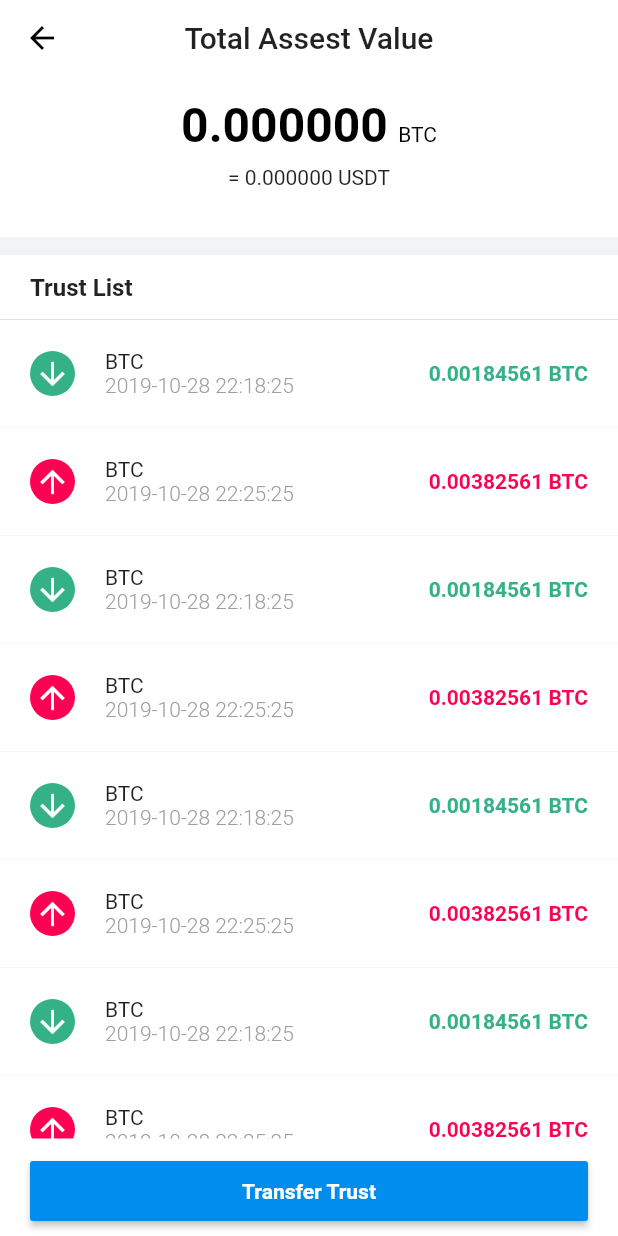
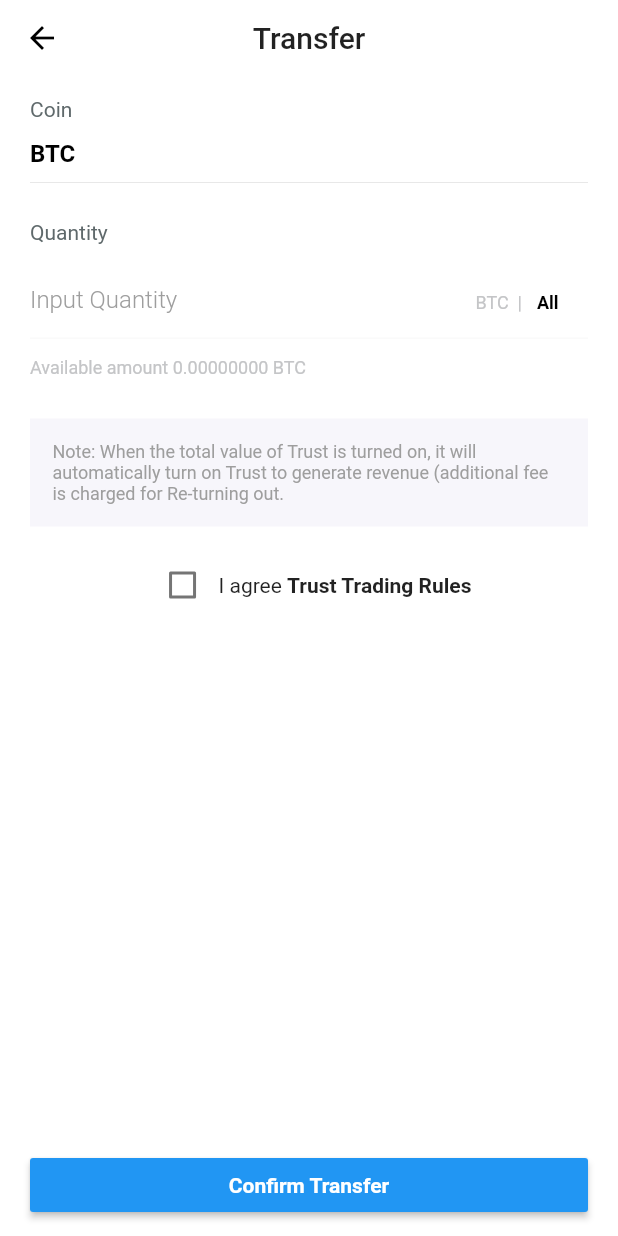
Before and after one commit to YNVoon/aes-exchange, a Flutter app: the TotalTrustAssetPage screen opened directly, after a tap on "Transfer Trust", on a phone screen of 412 x 824 dp. Run offline on Flutter 3.47's test engine with Material 2 defaults, Android fonts, the phone set to English and light mode, and no system bars; drawn by our look-alikes of pull_to_refresh; our stand-ins replace firebase_auth, firebase_database, progress_dialog, random_string; accounts and stored records are empty.

Commit message:
Added transfer trust ui

```diff
--- a/lib/total_trust_assets.dart
+++ b/lib/total_trust_assets_widget.dart
@@ -2,6 +2,8 @@ import 'package:flutter/material.dart';
 import 'package:pull_to_refresh/pull_to_refresh.dart';
 
 import 'model/trust_transaction_list.dart';
+
+import 'transfer_trust_widget.dart';
 
 class TotalTrustAssetPage extends StatefulWidget {
   TotalTrustAssetPage({Key key}) : super(key: key);
@@ -223,7 +225,10 @@ class _TotalTrustAssetPageState extends State<TotalTrustAssetPage> {
         child: RaisedButton(
           color: Color(0xFF018dee),
           onPressed: () {
-
+            Navigator.push(
+              context,
+              MaterialPageRoute(builder: (context) => TransferTrustPage()),
+            );
           },
           child: Text(
             "Transfer Trust",
--- /dev/null
+++ b/lib/transfer_trust_widget.dart
@@ -0,0 +1,198 @@
+import 'package:flutter/material.dart';
+
+class TransferTrustPage extends StatefulWidget {
+  TransferTrustPage({Key key}) : super(key: key);
+
+  @override
+  _TransferTrustPageState createState() => _TransferTrustPageState();
+}
+
+class _TransferTrustPageState extends State<TransferTrustPage> {
+
+  bool accept = false;
+
+  @override
+  Widget build(BuildContext context) {
+    return Container(
+       child: Scaffold(
+         backgroundColor: Colors.white,
+         appBar: PreferredSize(
+           preferredSize: Size.fromHeight(50.0),
+           child: AppBar(
+             centerTitle: true,
+             elevation: 0.0,
+             title: Text(
+               "Transfer",
+               style: Theme.of(context).textTheme.title,
+             ),
+           ),
+         ),
+         body: Container(
+           padding: EdgeInsets.only(left: 20.0, right: 20.0, top: 15.0),
+           child: Column(
+              children: <Widget>[
+                Container(
+                  margin: EdgeInsets.only(bottom: 12.0),
+                  width: MediaQuery.of(context).size.width,
+                  child: Text(
+                    'Coin',
+                    style: TextStyle(color: Color(0xFF5f696b), fontSize: 14.0),
+                    textAlign: TextAlign.start,
+                  ),
+                ),
+                Container(
+                  width: MediaQuery.of(context).size.width,
+                  margin: EdgeInsets.only(bottom: 10.0),
+                  child: Text(
+                    'BTC',
+                    style: TextStyle(color: Colors.black, fontSize: 16.0, fontWeight: FontWeight.bold),
+                    textAlign: TextAlign.start,
+                  ),
+                ),
+                Divider(
+                  thickness: 0.5,
+                  height: 0.0,
+                ),
+                Container(
+                  margin: EdgeInsets.only(top: 25.0, bottom: 15.0),
+                  width: MediaQuery.of(context).size.width,
+                  child: Text(
+                    'Quantity',
+                    style: TextStyle(color: Color(0xFF5f696b), fontSize: 14.0),
+                    textAlign: TextAlign.start,
+                  ),
+                ),
+                TextFormField(
+                  onFieldSubmitted: (term) {
+
+                  },
+                  textInputAction: TextInputAction.done,
+                  decoration: InputDecoration(
+                    enabledBorder: UnderlineInputBorder(
+                      borderSide: BorderSide(color: Color(0xFFfafafa))
+                    ),
+                    focusedBorder: UnderlineInputBorder(
+                      borderSide: BorderSide(color: Colors.grey)
+                    ),
+                    hintText: 'Input Quantity',
+                    hintStyle: TextStyle(fontSize: 16.0, color: Colors.grey, fontWeight: FontWeight.w300),
+                    border: OutlineInputBorder(),
+                    suffixIcon: Container(
+                      width: 75.0,
+                      child: Row(
+                        children: <Widget>[
+                          Text(
+                            'BTC  |',
+                            style: TextStyle(fontSize: 12.0, color: Color(0xFFc4c5c7)),
+                          ),
+                          Container(
+                            margin: EdgeInsets.only(left: 10.0),
+                            child: InkWell(
+                              highlightColor: Colors.transparent,
+                              splashColor: Colors.transparent,
+                              onTap: () {
+
+                              },
+                              child: Text(
+                                "All",
+                                style: TextStyle(fontWeight: FontWeight.bold, color: Colors.black, fontSize: 12.0),
+                              ),
+                            ),
+                          )
+                        ],
+                      ),
+                    ),
+                  ),
+                ),
+                Container(
+                  margin: EdgeInsets.only(top: 12.0, bottom: 12.0),
+                  width: MediaQuery.of(context).size.width,
+                  child: Text(
+                    'Available amount 0.00000000 BTC',
+                    style: TextStyle(color: Color(0xFFc4c5c7), fontSize: 12.0),
+                    textAlign: TextAlign.start,
+                  ),
+                ),
+                Container(
+                  margin: EdgeInsets.only(top: 15.0),
+                  padding: EdgeInsets.all(15.0),
+                  color: Color(0xFFf7f6fb),
+                  child: Column(
+                    mainAxisAlignment: MainAxisAlignment.center,
+                    crossAxisAlignment: CrossAxisAlignment.center,
+                    children: <Widget>[
+                      Text(
+                        'Note: When the total value of Trust is turned on, it will automatically turn on Trust to generate revenue (additional fee is charged for Re-turning out.',
+                        style: TextStyle(color: Colors.grey, fontSize: 12.0),
+                      )
+                    ],
+                  ),
+                ),
+                Container(
+                  margin: EdgeInsets.only(top: 15.0),
+                  child: Center(
+                    child: Row(
+                      mainAxisAlignment: MainAxisAlignment.center,
+                      children: <Widget>[
+                        Checkbox(
+                          value: accept,
+                          onChanged: (bool value) {
+                            setState(() {
+                              accept = value;
+                            });
+                          },
+                        ),
+                        Container(
+                        //  margin: EdgeInsets.only(left: 10.0),
+                          child: Text(
+                            'I agree '
+                          ),
+                        ),
+                        Container(
+                          child: InkWell(
+                            highlightColor: Colors.transparent,
+                            splashColor: Colors.transparent,
+                            onTap: () {
+
+                            },
+                            child: Text(
+                              'Trust Trading Rules',
+                              style: TextStyle(fontWeight: FontWeight.bold),
+                            ),
+                          ),
+
+                        )
+                      ],
+                    ),
+                  ),
+                ),
+                Expanded(
+                  child: Container(
+                    margin: EdgeInsets.only(bottom: 10.0),
+                    height: 50.0,
+                    width: MediaQuery.of(context).size.width,
+                    child: Align(
+                      alignment: FractionalOffset.bottomCenter,
+                      child: Container(
+                        width: MediaQuery.of(context).size.width,
+                        child: RaisedButton(
+                          color: Colors.blue,
+                          onPressed: () {
+
+                          },
+                          child: Text(
+                            'Confirm Transfer',
+                            style: TextStyle(color: Colors.white, fontWeight: FontWeight.bold),
+                          ),
+                      ),
+                      )
+                    ),
+                  ),
+                )
+              ],
+            ),
+         ),
+       ),
+    );
+  }
+}
--- a/lib/trust_widget.dart
+++ b/lib/trust_widget.dart
@@ -3,7 +3,7 @@ import 'package:pull_to_refresh/pull_to_refresh.dart';
 
 import 'model/currency.dart';
 
-import 'total_trust_assets.dart';
+import 'total_trust_assets_widget.dart';
 
 class TrustWidget extends StatefulWidget {
   @override
```
